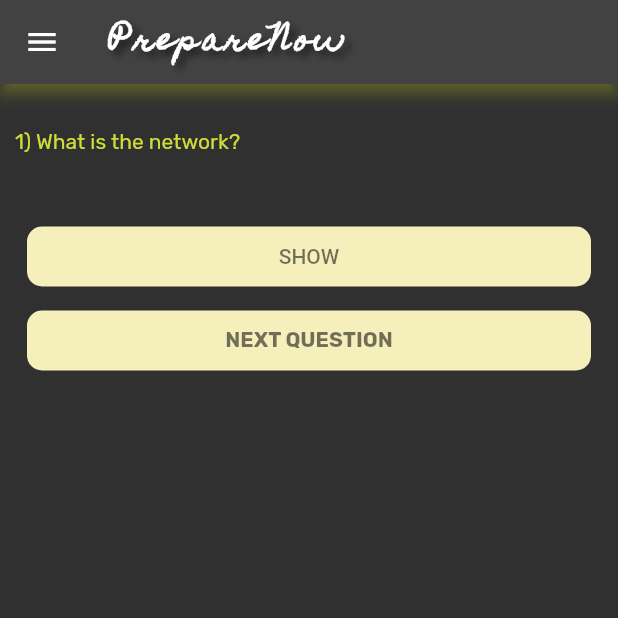
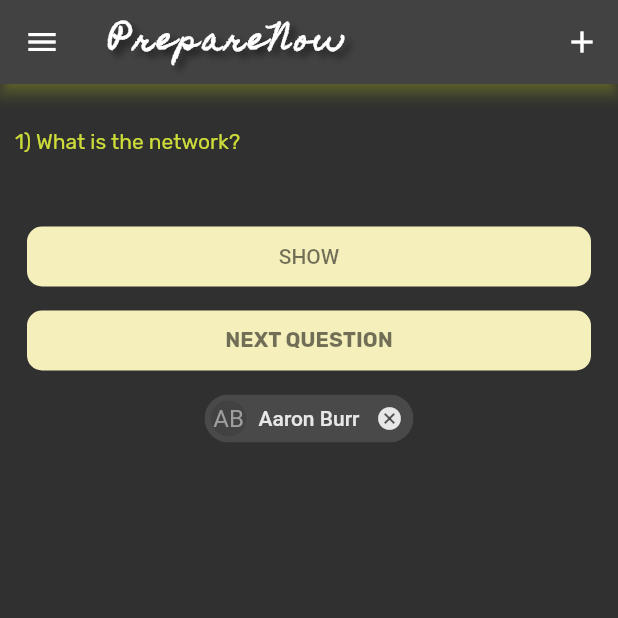
Before and after one commit to jithinprem/interview-app, a Flutter app: the screen it shows after launch, on a phone screen of 412 x 824 dp, the top half of it. Run offline on Flutter 3.47's test engine with Material 2 defaults, Android fonts, the phone set to English and light mode, and no system bars.

```diff
--- a/lib/screen/homepage.dart
+++ b/lib/screen/homepage.dart
@@ -17,6 +17,11 @@ class _HomePageState extends State<HomePage> {
   var ind = 0;
   var _vis = false;
   var txtbut = 'SHOW';
+  var buttonfield = false;
+  var ansfield = false;
+  var quefield = false;
+  TextEditingController que = TextEditingController();
+  TextEditingController ans = TextEditingController();
 
   @override
   Widget build(BuildContext context) {
@@ -43,6 +48,16 @@ class _HomePageState extends State<HomePage> {
             surfaceTintColor: Colors.lime,
             shadowColor: Colors.lime,
             leading: Icon(Icons.menu),
+            actions: [
+              IconButton(onPressed: (){
+                //set all the items to invisible and show text field
+                setState((){
+                  ansfield = !ansfield;
+                  quefield= !quefield;
+                  buttonfield = !buttonfield;
+                });
+              }, icon: Icon(Icons.add)),
+            ],
           ),
           body: Container(
             margin: EdgeInsets.symmetric(horizontal: 10),
@@ -55,6 +70,56 @@ class _HomePageState extends State<HomePage> {
                     children: <Widget>[
                       SizedBox(
                         height: 30,
+                      ),
+                      Visibility(
+                        visible: quefield,
+                          child: TextField(
+                            controller: que,
+                            minLines: 3,
+                            maxLines: 5,
+                            decoration: InputDecoration(
+                              border: OutlineInputBorder(
+                                borderRadius: BorderRadius.all(Radius.circular(20)),
+                              ),
+                              hintText: 'new question',
+                            ),
+                          ),
+                      ),
+                      Visibility(
+                        visible: ansfield,
+                        child: TextField(
+                          controller: que,
+                          minLines: 27,
+                          maxLines: 28,
+                          decoration: const InputDecoration(
+                              border: OutlineInputBorder(
+                                borderRadius: BorderRadius.all(Radius.circular(20)),
+                              ),
+                            hintText: 'solution',
+                          ),
+                        ),
+                      ),
+                      Visibility(
+                          visible: buttonfield,
+                          child: TextButton(
+                            onPressed: () {
+                              print('submit');
+                            },
+                            child: Container(
+                              margin: EdgeInsets.only(bottom: 50),
+                              height: 40,
+                              decoration: BoxDecoration(
+                                color: Color(0xffF5F0BB),
+                                borderRadius: BorderRadius.circular(10),
+                              ),
+                              width: double.infinity,
+                              child: const Center(
+                                  child: Text(
+                                    'SUBMIT',
+                                    style: TextStyle(color: Colors.black54, fontFamily: 'Rubik', fontWeight: FontWeight.bold),
+                                  )),
+                            ),
+                          ),
                       ),
                       Text(
                         computerNetwork[ind * 2],
@@ -119,6 +184,18 @@ class _HomePageState extends State<HomePage> {
                           width: double.infinity,
                         ),
                       ),
+                      ExcludeSemantics(
+                        excluding: true,
+                        child: Chip(
+                          avatar: CircleAvatar(
+                            backgroundColor: Colors.grey.shade800,
+                            child: const Text('AB'),
+                          ),
+                          label: const Text('Aaron Burr'),
+                          autofocus: false,
+                          onDeleted: (){print('hello');},
+                        ),
+                      ),
                     ],
                   ),
                 ),
```
